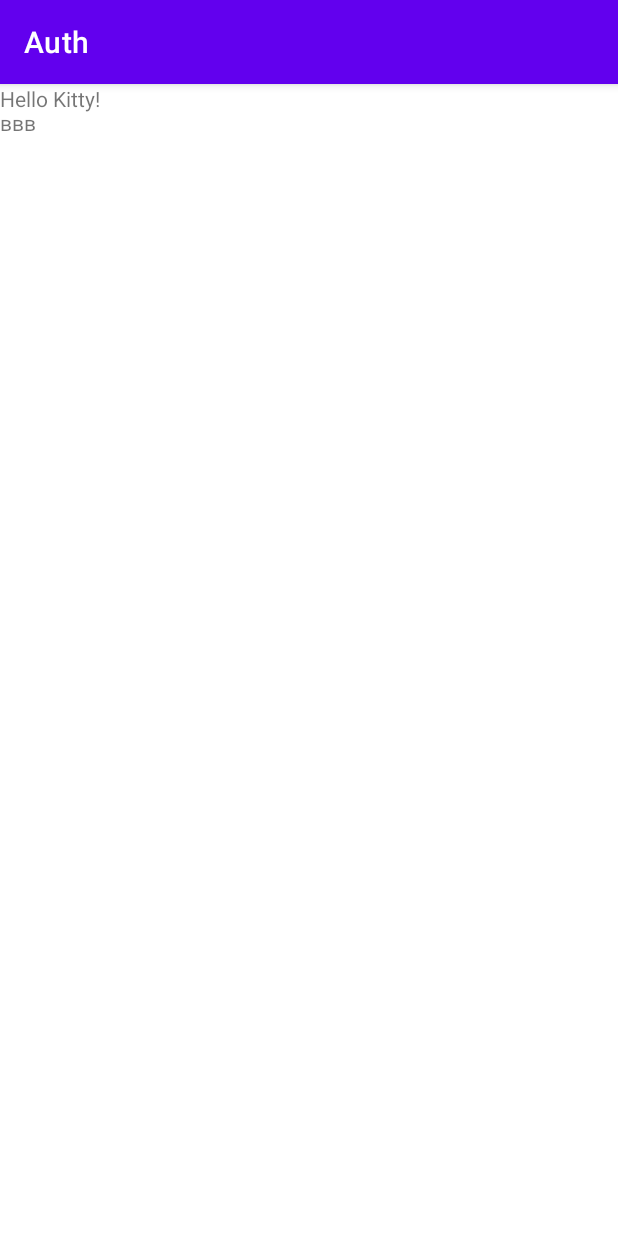
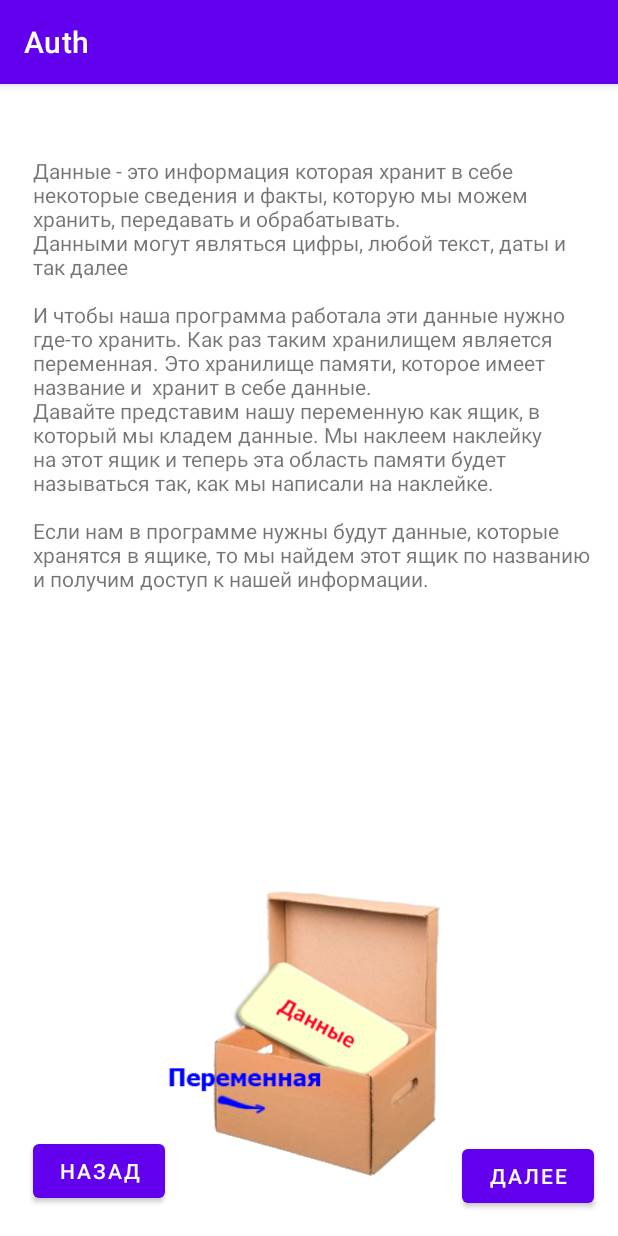
Before and after one commit to GTkatya/Auth, an Android app: the exercise1 screen opened directly, with no data from a screen before it, on a phone screen of 412 x 824 dp. Run offline under Robolectric (Android 15) with nearby library versions, the phone set to English and light mode, and no system bars; our stand-ins replace Firebase (no records; nobody signed in at launch, a user with empty details on screens opened directly).

Commit message:
Добавлен раздел "Переменная"

```diff
--- a/app/src/main/AndroidManifest.xml
+++ b/app/src/main/AndroidManifest.xml
@@ -9,6 +9,9 @@
         android:roundIcon="@mipmap/ic_launcher_round"
         android:supportsRtl="true"
         android:theme="@style/Theme.Auth">
+        <activity
+            android:name=".exercise1a"
+            android:exported="true" />
         <activity
             android:name=".exercise1"
             android:exported="true" />
--- a/app/src/main/java/company/auth/exercise1.java
+++ b/app/src/main/java/company/auth/exercise1.java
@@ -2,8 +2,13 @@ package company.auth;
 
 import androidx.appcompat.app.AppCompatActivity;
 
+import android.content.Intent;
 import android.os.Bundle;
+import android.view.View;
+import android.widget.Button;
+import android.widget.ImageView;
 import android.widget.TextView;
+import android.widget.Toast;
 
 public class exercise1 extends AppCompatActivity {
 
@@ -12,6 +17,44 @@ public class exercise1 extends AppCompatActivity {
         super.onCreate(savedInstanceState);
         setContentView(R.layout.activity_exercise1);
         final TextView txtEx = findViewById(R.id.txtEx);
-        txtEx.setText("Hello Kitty! \nввв");
+        TaskActivity taskA = new TaskActivity();
+        exercise1a exercise1a= new exercise1a();
+        final Button out2 = findViewById(R.id.out2);
+        final Button bNext = findViewById(R.id.bNext);
+        txtEx.setText("Данные - это информация которая хранит в себе некоторые сведения и факты," +
+                " которую мы можем хранить, передавать и обрабатывать.\nДанными могут являться цифры, " +
+                "любой текст, даты и так далее\n" +
+                "\n" +
+                "И чтобы наша программа работала эти данные нужно где-то хранить. " +
+                "Как раз таким хранилищем является переменная. Это хранилище памяти, к" +
+                "оторое имеет название и  хранит в себе данные. \nДавайте представим нашу переменную как ящик," +
+                " в который мы кладем данные. " +
+                "Мы наклеем наклейку на этот ящик и теперь эта область памяти будет называться так, " +
+                "как мы написали на наклейке. \n" +
+                "\n" +
+                "Если нам в программе нужны будут данные, которые хранятся в ящике, " +
+                "то мы найдем этот ящик по названию и получим доступ к нашей информации.\n ");
+        ImageView imageView = findViewById(R.id.imageView);
+        imageView.setImageResource(R.drawable.box2);
+        View.OnClickListener onClickListener = new View.OnClickListener() {
+            @Override
+            public void onClick(View view) {
+                switch (view.getId()) {
+                    case R.id.out2:
+                        Intent intent = new Intent(exercise1.this, TaskActivity.class);
+                        startActivity(intent);
+                        break;
+                    case R.id.bNext:
+                        Intent intent2 = new Intent(exercise1.this, exercise1a.class);
+                        startActivity(intent2);
+                        break;
+
+                }
+            }
+
+
+        };
+        out2.setOnClickListener(onClickListener);
+        bNext.setOnClickListener(onClickListener);
     }
 }
--- a/app/src/main/res/layout/activity_exercise1.xml
+++ b/app/src/main/res/layout/activity_exercise1.xml
@@ -8,9 +8,41 @@
 
     <TextView
         android:id="@+id/txtEx"
-        android:layout_width="309dp"
-        android:layout_height="210dp"
+        android:layout_width="374dp"
+        android:layout_height="360dp"
+        android:layout_marginTop="48dp"
+        android:layout_marginEnd="16dp"
         android:text="TextView"
-        tools:layout_editor_absoluteX="41dp"
-        tools:layout_editor_absoluteY="51dp" />
+        app:layout_constraintEnd_toEndOf="parent"
+        app:layout_constraintTop_toTopOf="parent" />
+
+    <ImageView
+        android:id="@+id/imageView"
+        android:layout_width="229dp"
+        android:layout_height="263dp"
+        android:layout_marginStart="108dp"
+        android:layout_marginBottom="4dp"
+        app:layout_constraintBottom_toBottomOf="parent"
+        app:layout_constraintStart_toStartOf="parent"
+        app:srcCompat="@drawable/box2" />
+
+    <Button
+        android:id="@+id/bNext"
+        android:layout_width="wrap_content"
+        android:layout_height="wrap_content"
+        android:layout_marginEnd="16dp"
+        android:layout_marginBottom="16dp"
+        android:text="далее"
+        app:layout_constraintBottom_toBottomOf="parent"
+        app:layout_constraintEnd_toEndOf="parent" />
+
+    <Button
+        android:id="@+id/out2"
+        android:layout_width="wrap_content"
+        android:layout_height="wrap_content"
+        android:layout_marginStart="22dp"
+        android:layout_marginBottom="19dp"
+        android:text="назад"
+        app:layout_constraintBottom_toBottomOf="parent"
+        app:layout_constraintStart_toStartOf="parent" />
 </androidx.constraintlayout.widget.ConstraintLayout>
```
Also changed, not shown: app/src/main/java/company/auth/exercise1a.java (added, +31 -0 lines), app/src/main/res/layout/activity_exercise1a.xml (added, +28 -0 lines), app/src/main/res/drawable/box2.png (added), app/src/main/res/drawable/nextbox.png (added).
